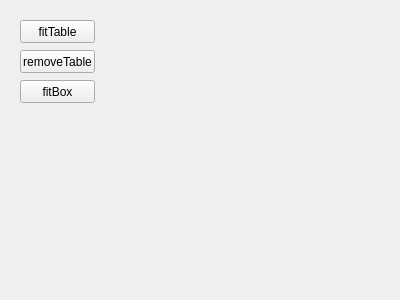
This is components/objectDetectionTester/src/guiDlg.ui in robocomp/perception as Qt 5 draws it before an edit. The edited form follows.
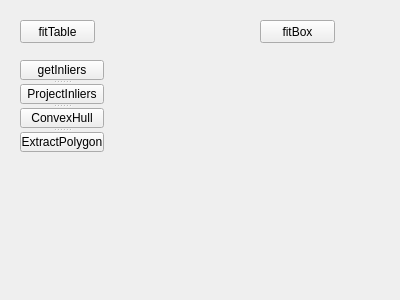
This is the edited form.

```diff
--- a/components/objectDetectionTester/src/guiDlg.ui
+++ b/components/objectDetectionTester/src/guiDlg.ui
@@ -29,8 +29,8 @@
   <widget class="QPushButton" name="fit_box_button">
    <property name="geometry">
     <rect>
-     <x>20</x>
-     <y>80</y>
+     <x>260</x>
+     <y>20</y>
      <width>75</width>
      <height>23</height>
     </rect>
@@ -39,18 +39,38 @@
     <string>fitBox</string>
    </property>
   </widget>
-  <widget class="QPushButton" name="remove_table_button">
+  <widget class="QSplitter" name="splitter">
    <property name="geometry">
     <rect>
      <x>20</x>
-     <y>50</y>
-     <width>75</width>
-     <height>23</height>
+     <y>60</y>
+     <width>84</width>
+     <height>92</height>
     </rect>
    </property>
-   <property name="text">
-    <string>removeTable</string>
+   <property name="orientation">
+    <enum>Qt::Vertical</enum>
    </property>
+   <widget class="QPushButton" name="get_inliers_button">
+    <property name="text">
+     <string>getInliers</string>
+    </property>
+   </widget>
+   <widget class="QPushButton" name="project_inliers_button">
+    <property name="text">
+     <string>ProjectInliers</string>
+    </property>
+   </widget>
+   <widget class="QPushButton" name="convex_hull_button">
+    <property name="text">
+     <string>ConvexHull</string>
+    </property>
+   </widget>
+   <widget class="QPushButton" name="extract_polygon_button">
+    <property name="text">
+     <string>ExtractPolygon</string>
+    </property>
+   </widget>
   </widget>
  </widget>
  <resources/>
```
